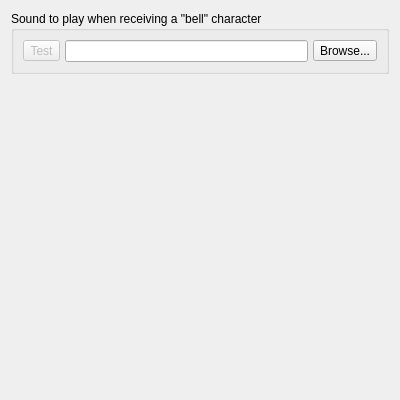
This is smushclient-qt/cpp/ui/settings/sound.ui in jnbooth/smushclient as Qt 5 draws it before an edit. The edited form follows.
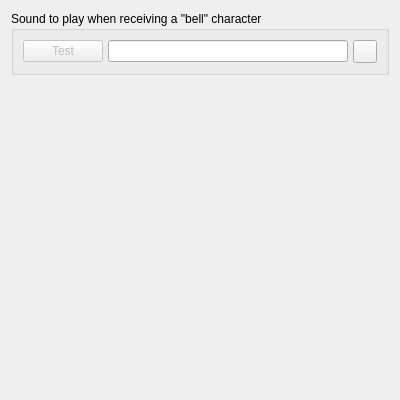
This is the edited form. Icons and pictures are not drawn.

Commit message: Remove QPushButton text

Diff of the .ui file:
```diff
--- a/smushclient-qt/cpp/ui/settings/sound.ui
+++ b/smushclient-qt/cpp/ui/settings/sound.ui
@@ -30,7 +30,7 @@
        <number>5</number>
       </property>
       <item>
-       <widget class="QToolButton" name="BellSound_test">
+       <widget class="QPushButton" name="BellSound_test">
         <property name="enabled">
          <bool>false</bool>
         </property>
@@ -51,9 +51,6 @@
       </item>
       <item>
        <widget class="QToolButton" name="BellSound_browse">
-        <property name="text">
-         <string>Browse...</string>
-        </property>
         <property name="icon">
          <iconset theme="document-open"/>
         </property>
```
The commit also changes 8 other files.
